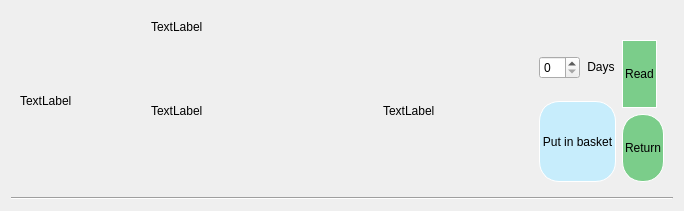
Before: the Qt Designer form displaybookwidget.ui in huylenguyen806/ASS2, drawn with Qt 5.
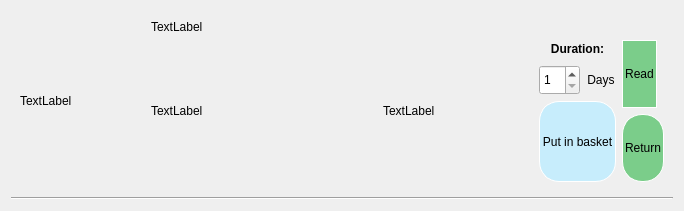
After: the same form once the commit is applied.

```diff
--- a/displaybookwidget.ui
+++ b/displaybookwidget.ui
@@ -66,10 +66,36 @@
           </item>
           <item>
            <layout class="QVBoxLayout" name="verticalLayout_4">
+            <item>
+             <widget class="QLabel" name="duration_label">
+              <property name="styleSheet">
+               <string notr="true">font: 14pt &quot;Myriad Pro&quot;;</string>
+              </property>
+              <property name="text">
+               <string>&lt;html&gt;&lt;head/&gt;&lt;body&gt;&lt;p align=&quot;center&quot;&gt;&lt;span style=&quot; font-weight:600;&quot;&gt;Duration:&lt;/span&gt;&lt;/p&gt;&lt;/body&gt;&lt;/html&gt;</string>
+              </property>
+             </widget>
+            </item>
             <item>
              <layout class="QHBoxLayout" name="horizontalLayout_2">
               <item>
-               <widget class="QSpinBox" name="duration"/>
+               <widget class="QSpinBox" name="duration">
+                <property name="minimumSize">
+                 <size>
+                  <width>0</width>
+                  <height>30</height>
+                 </size>
+                </property>
+                <property name="styleSheet">
+                 <string notr="true">font: 14pt &quot;Myriad Pro&quot;;</string>
+                </property>
+                <property name="minimum">
+                 <number>1</number>
+                </property>
+                <property name="maximum">
+                 <number>30</number>
+                </property>
+               </widget>
               </item>
               <item>
                <widget class="QLabel" name="label">
```
Left out of the diff: 2 changed lines with no effect on the pictures.
